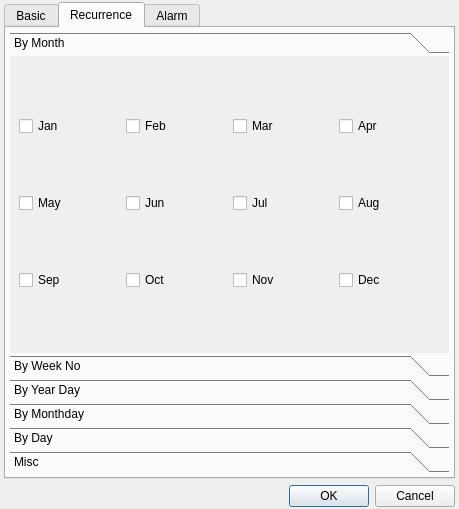
ngc42/Daylight, file src/ui/appointmentdialog.ui: the form before one commit.
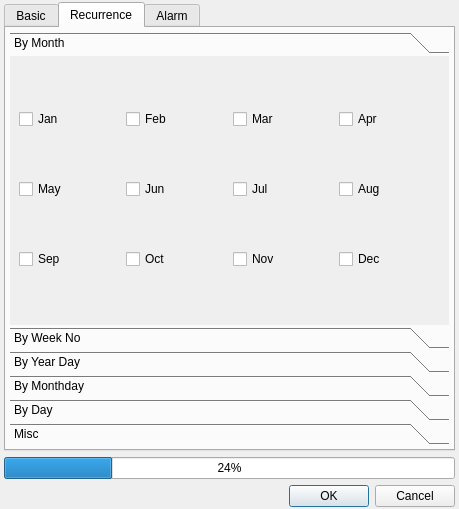
The form after the commit. The open tabs and pages were chosen to show the change.

Commit message: progress bar for appointment dialog

The edit to the form file:
```diff
--- a/src/ui/appointmentdialog.ui
+++ b/src/ui/appointmentdialog.ui
@@ -274,8 +274,8 @@
            <rect>
             <x>0</x>
             <y>0</y>
-            <width>439</width>
-            <height>273</height>
+            <width>230</width>
+            <height>99</height>
            </rect>
           </property>
           <attribute name="label">
@@ -744,6 +744,13 @@
      </widget>
     </widget>
    </item>
+   <item>
+    <widget class="QProgressBar" name="progressBar">
+     <property name="value">
+      <number>24</number>
+     </property>
+    </widget>
+   </item>
    <item>
     <widget class="QDialogButtonBox" name="buttonBox">
      <property name="orientation">
```
Left out of the diff: 53 changed lines with no effect on the pictures. The commit also changes 5 other files.
